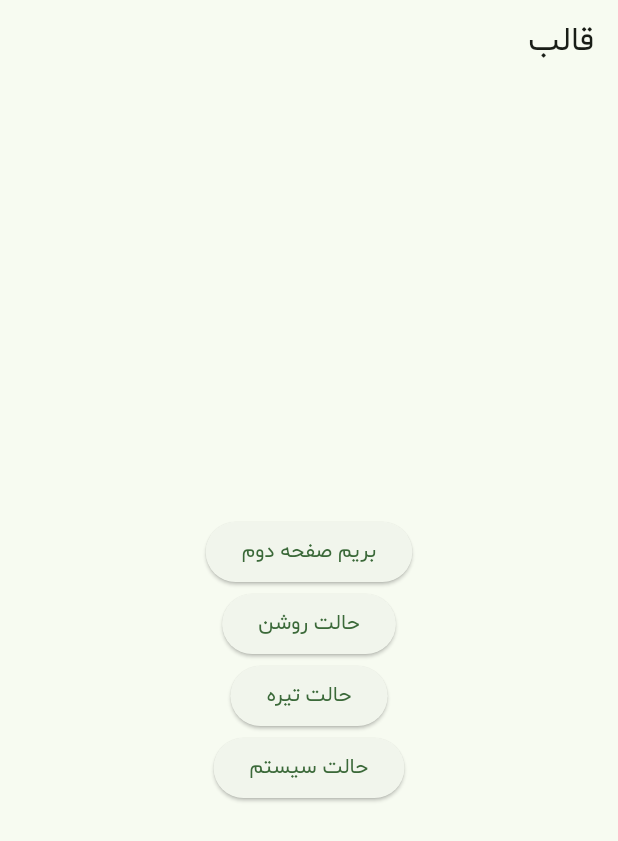
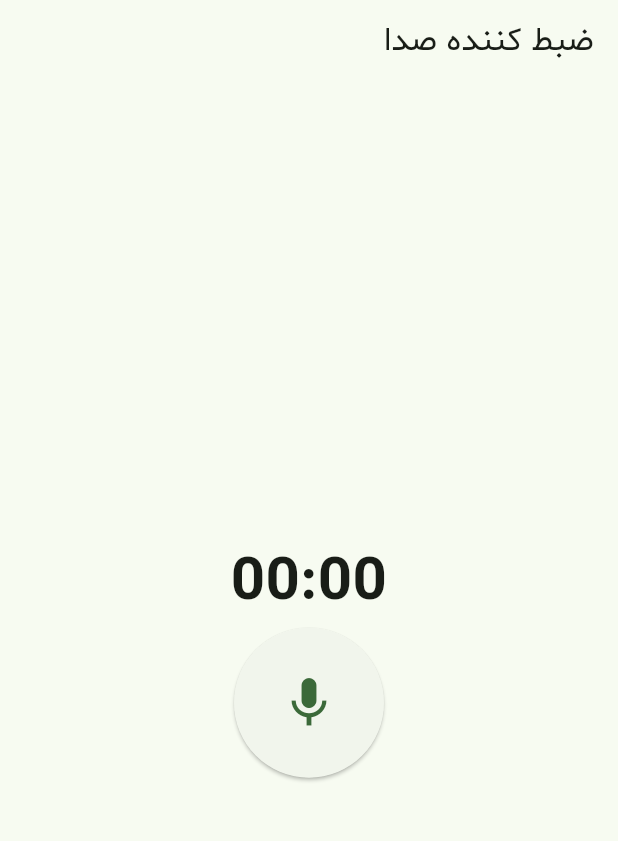
Before and after one commit to kazemini/voice_recorder, a Flutter app: the screen it shows after launch, on a phone screen of 412 x 824 dp. Shown: the top 841 px of the screen. Run offline on Flutter 3.47's test engine with Material 2 defaults, Android fonts, the phone set to English and light mode, and no system bars; our stand-ins replace bloc, flutter_bloc, get_it, permission_handler, shared_preferences; missing offline and left inert: flutter_sound.

Commit message:
simple voice recorder with save in download directory

```diff
--- a/lib/core/widgets/main_wrapper.dart
+++ b/lib/core/widgets/main_wrapper.dart
@@ -1,13 +1,16 @@
+import 'dart:io';
+
 import 'package:flutter/material.dart';
 import 'package:flutter_bloc/flutter_bloc.dart';
+import 'package:flutter_sound/flutter_sound.dart';
+import 'package:path_provider/path_provider.dart';
+import 'package:permission_handler/permission_handler.dart';
 import 'package:template/config/theme/theme_cubit.dart';
 
 import '../../config/utils/enums_config.dart';
 import '../../locator.dart';
 import '../database/shared_preferences_db.dart';
 import '../interface/app_router.dart';
-
-
 
 // TODO this page only for test, pls convert to clean arch :)
 //? contain page route & change theme test ;)
@@ -20,16 +23,57 @@ class MainWrapper extends StatefulWidget {
 }
 
 class _MainWrapperState extends State<MainWrapper> {
+  final recorder = FlutterSoundRecorder();
+  late final String _path;
+  @override
+  void initState() {
+    super.initState();
+    initRecorder();
+  }
+
+  @override
+  void dispose() {
+    recorder.closeRecorder();
+    super.dispose();
+  }
+
+  Future initRecorder() async {
+    final _directory = await getExternalStorageDirectory();
+    _path = '/storage/emulated/0/Download';
+    final status = await Permission.microphone.request();
+    await Permission.manageExternalStorage.request();
+    await Permission.storage.request();
+    if (status != PermissionStatus.granted) {
+      throw 'Microphone permission not granted!';
+    }
+    await recorder.openRecorder();
+    recorder.setSubscriptionDuration(
+      const Duration(milliseconds: 500),
+    );
+  }
+
+  Future record() async {
+    await recorder.startRecorder(toFile: '$_path/audio-test');
+  }
+
+  Future stop() async {
+   final path = await recorder.stopRecorder();
+   final audioFile = File(path!);
+   print('Recorded path is : $path');
+  }
 
   @override
   Widget build(BuildContext context) {
     return Scaffold(
-        appBar: AppBar(title: const Text('قالب'),),
+      appBar: AppBar(
+        title: const Text('ضبط کننده صدا'),
+      ),
       body: Padding(
         padding: const EdgeInsets.all(8.0),
         child: Column(
           mainAxisAlignment: MainAxisAlignment.center,
           children: [
+            /*
                 Center(
                 child: ElevatedButton(
                     onPressed: () {
@@ -69,6 +113,34 @@ class _MainWrapperState extends State<MainWrapper> {
                     child: const Text('حالت سیستم')
                 ),
               ),
+               */
+
+            StreamBuilder<RecordingDisposition>(
+                stream: recorder.onProgress,
+                builder: (context, snapshot) {
+                  final duration = snapshot.hasData ? snapshot.data!.duration : Duration.zero;
+                  String twoDigits(int n) => n.toString().padLeft(2, '0');
+                  final twoDigitMinutes = twoDigits(duration.inMinutes.remainder(60));
+                  final twoDigitsSeconds = twoDigits(duration.inSeconds.remainder(60));
+
+                  return Text(
+                    '$twoDigitMinutes:$twoDigitsSeconds',
+                    style: const TextStyle(fontSize: 40, fontWeight: FontWeight.bold),
+                  );
+                }),
+            Center(
+              child: SizedBox(
+                width: 100,
+                height: 100,
+                child: ElevatedButton(
+                  child: Icon(recorder.isRecording ? Icons.pause : Icons.mic, size: 40),
+                  onPressed: () async {
+                    recorder.isRecording ? await stop() : await record();
+                    setState(() {});
+                  },
+                ),
+              ),
+            )
           ],
         ),
       ),
```
Lines whose indentation alone changed are shown as unchanged.
